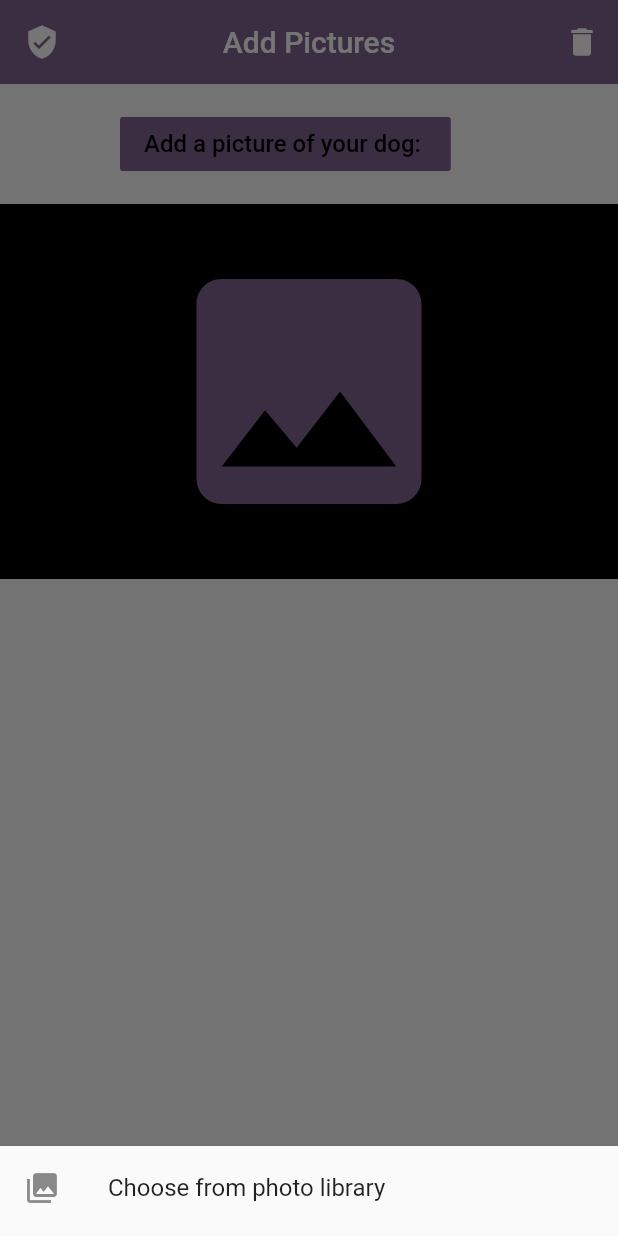
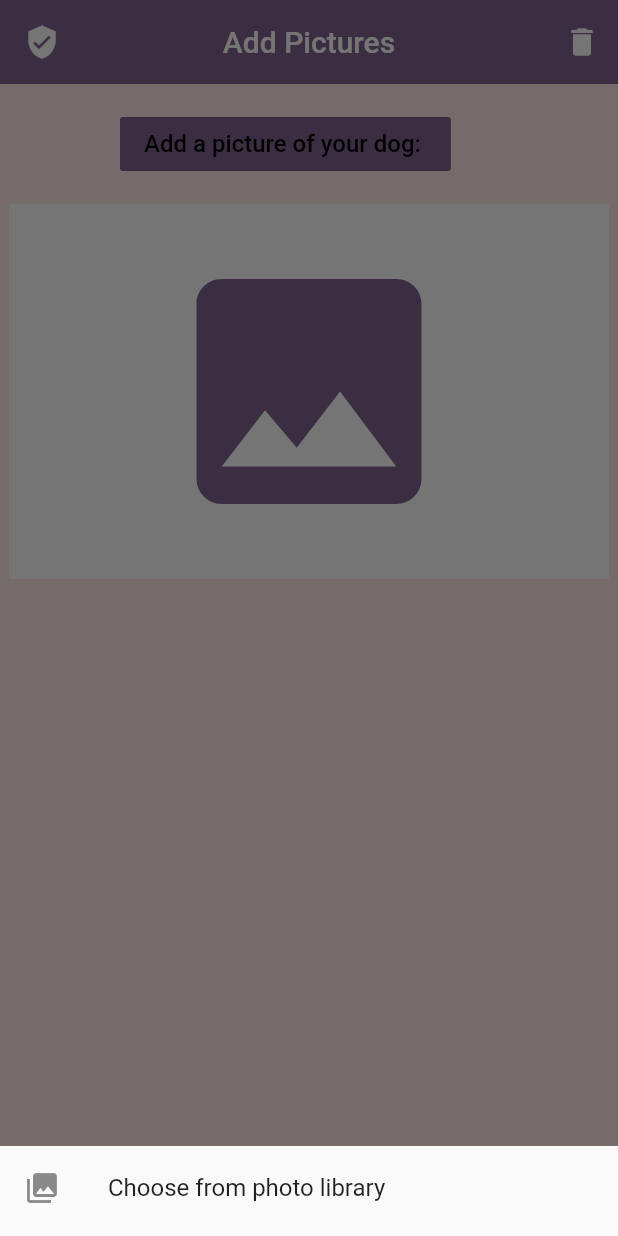
Before and after one commit to PVT6/PVT6, a Flutter app: the DogPictures screen opened directly, after a tap on "Add a picture of your dog:", on a phone screen of 412 x 824 dp. Run offline on Flutter 3.47's test engine with Material 2 defaults, Android fonts, the phone set to English and light mode, and no system bars; our stand-ins replace bordered_text, carousel_pro, contacts_service, firebase_auth, flutter_custom_clippers, flutter_map and 11 more; missing offline and left inert: flutter_config, flutter_facebook_login, flutter_mapbox_navigation, flutter_polyline_points, mapbox_search_flutter, user_location; accounts and stored records are empty; network calls fail.

Commit message:
mer färger

```diff
--- a/Frontend/frontend/lib/userFiles/addDogClasses/dogPicture.dart
+++ b/Frontend/frontend/lib/userFiles/addDogClasses/dogPicture.dart
@@ -1,6 +1,7 @@
 import 'dart:io';
 
 import 'package:flutter/material.dart';
+import 'package:frontend/friendsAndContacts/addContactPage.dart';
 import 'package:image_picker/image_picker.dart';
 
 import '../addDogTest.dart';
@@ -40,6 +41,7 @@ class DogPicturesState extends State<DogPictures> {
   @override
   Widget build(BuildContext context) {
     return Scaffold(
+      backgroundColor: colorLighterPink,
       appBar: AppBar(
         leading: Icon(Icons.verified_user),
         elevation: 0,
@@ -79,8 +81,8 @@ class DogPicturesState extends State<DogPictures> {
             ],
           ),
           Container(
-            color: Colors.black,
-            width: 420,
+            color: Colors.white,
+            width: 400,
             height: 250,
             child: _path == null
                 ? Icon(
--- a/Frontend/frontend/lib/userFiles/addDogClasses/searchBreed.dart
+++ b/Frontend/frontend/lib/userFiles/addDogClasses/searchBreed.dart
@@ -1,5 +1,6 @@
 import 'package:flutter/material.dart';
 import 'package:font_awesome_flutter/font_awesome_flutter.dart';
+import 'package:frontend/friendsAndContacts/addContactPage.dart';
 
 import '../addDogTest.dart';
 
@@ -409,6 +410,7 @@ class SearchBreedState extends State<SearchBreeds> {
   @override
   Widget build(BuildContext context) {
     return new Scaffold(
+      backgroundColor: colorLighterPink,
       appBar: new AppBar(
         leading: Icon(Icons.verified_user),
         elevation: 0,
@@ -477,7 +479,7 @@ class SearchBreedState extends State<SearchBreeds> {
                                       });
                                     },
                                     leading: CircleAvatar(
-                                        child: Icon(FontAwesomeIcons.dog)),
+                                        child: Icon(FontAwesomeIcons.dog,)),
                                     title: Text(items[index] ?? ""),
                                   ),
                                 )
@@ -518,7 +520,7 @@ class SearchBreedState extends State<SearchBreeds> {
             ),
             if (selectedBreed != "")
               Card(
-                color: colorPeachPink,
+                color: colorPurple,
                 elevation: 8.0,
                 shape: RoundedRectangleBorder(
                     borderRadius: BorderRadius.circular(10.0)),
```
Also changed, not shown: Frontend/frontend/lib/friendsAndContacts/friendsPage.dart (+6 -1 lines), Frontend/frontend/lib/userFiles/addDogClasses/transition.dart (+5 -3 lines), Frontend/frontend/lib/userFiles/addDogTest.dart (+17 -14 lines).
